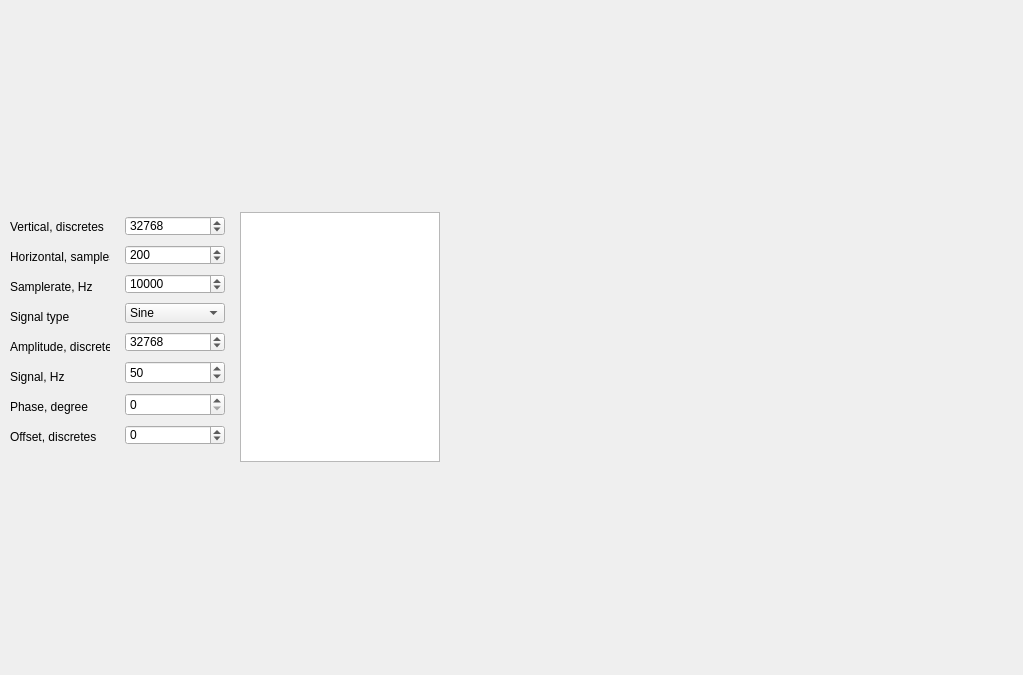
This is qt_app/mainwindow.ui in lema100/fir_int as Qt 5 draws it before an edit. The edited form follows.
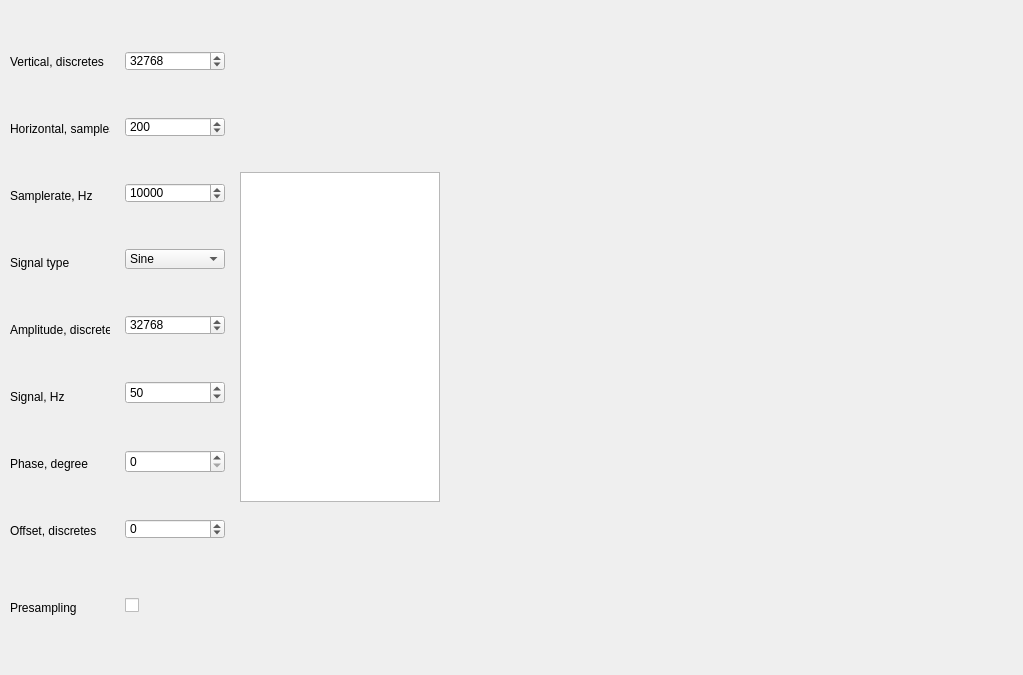
This is the edited form.

Diff of the .ui file:
```diff
--- a/qt_app/mainwindow.ui
+++ b/qt_app/mainwindow.ui
@@ -257,6 +257,25 @@
           </property>
          </spacer>
         </item>
+        <item>
+         <widget class="QLabel" name="label_9">
+          <property name="minimumSize">
+           <size>
+            <width>100</width>
+            <height>20</height>
+           </size>
+          </property>
+          <property name="maximumSize">
+           <size>
+            <width>100</width>
+            <height>20</height>
+           </size>
+          </property>
+          <property name="text">
+           <string>Presampling</string>
+          </property>
+         </widget>
+        </item>
        </layout>
       </item>
       <item>
@@ -514,6 +533,25 @@
           </property>
          </spacer>
         </item>
+        <item>
+         <widget class="QCheckBox" name="checkBox_presamp">
+          <property name="minimumSize">
+           <size>
+            <width>100</width>
+            <height>20</height>
+           </size>
+          </property>
+          <property name="maximumSize">
+           <size>
+            <width>100</width>
+            <height>20</height>
+           </size>
+          </property>
+          <property name="text">
+           <string/>
+          </property>
+         </widget>
+        </item>
        </layout>
       </item>
       <item>
@@ -550,9 +588,14 @@
           <property name="maximumSize">
            <size>
             <width>200</width>
-            <height>16777215</height>
+            <height>330</height>
            </size>
           </property>
+          <property name="font">
+           <font>
+            <pointsize>7</pointsize>
+           </font>
+          </property>
           <property name="contextMenuPolicy">
            <enum>Qt::CustomContextMenu</enum>
           </property>
@@ -577,6 +620,79 @@
         <property name="bottomMargin">
          <number>5</number>
         </property>
+        <item>
+         <widget class="QLabel" name="label_10">
+          <property name="minimumSize">
+           <size>
+            <width>200</width>
+            <height>20</height>
+           </size>
+          </property>
+          <property name="maximumSize">
+           <size>
+            <width>200</width>
+            <height>20</height>
+           </size>
+          </property>
+          <property name="text">
+           <string/>
+          </property>
+         </widget>
+        </item>
+        <item>
+         <widget class="QLabel" name="label_11">
+          <property name="minimumSize">
+           <size>
+            <width>200</width>
+            <height>20</height>
+           </size>
+          </property>
+          <property name="maximumSize">
+           <size>
+            <width>200</width>
+            <height>20</height>
+           </size>
+          </property>
+          <property name="text">
+           <string/>
+          </property>
+         </widget>
+        </item>
+        <item>
+         <widget class="QLabel" name="label_12">
+          <property name="minimumSize">
+           <size>
+            <width>200</width>
+            <height>20</height>
+           </size>
+          </property>
+          <property name="maximumSize">
+           <size>
+            <width>200</width>
+            <height>20</height>
+           </size>
+          </property>
+          <property name="text">
+           <string/>
+          </property>
+         </widget>
+        </item>
+        <item>
+         <spacer name="verticalSpacer_3">
+          <property name="orientation">
+           <enum>Qt::Vertical</enum>
+          </property>
+          <property name="sizeType">
+           <enum>QSizePolicy::Minimum</enum>
+          </property>
+          <property name="sizeHint" stdset="0">
+           <size>
+            <width>20</width>
+            <height>40</height>
+           </size>
+          </property>
+         </spacer>
+        </item>
        </layout>
       </item>
       <item>
```
